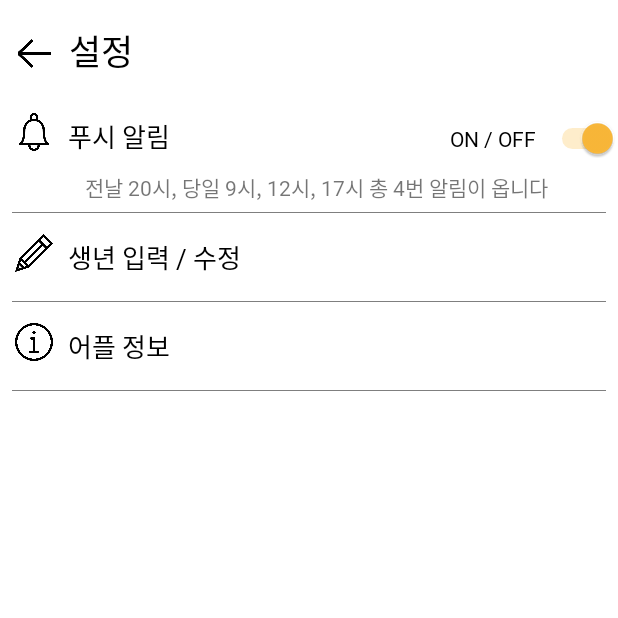
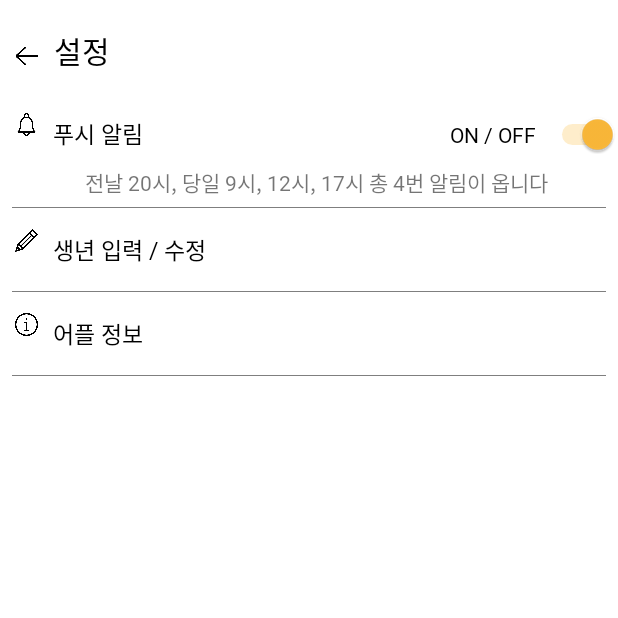
Before and after one commit to FractalOSS2020/Mask-day, an Android app: the SettingActivity screen opened directly, with no data from a screen before it, on a phone screen of 412 x 824 dp, the top half of it. Run offline under Robolectric (Android 15) with nearby library versions, the phone set to English and light mode, and no system bars.

Commit message:
푸시 알림 연습구현

```diff
--- a/android/app/build.gradle
+++ b/android/app/build.gradle
@@ -32,4 +32,5 @@ dependencies {
     androidTestImplementation 'androidx.test.ext:junit:1.1.1'
     androidTestImplementation 'androidx.test.espresso:espresso-core:3.2.0'
     implementation 'androidx.recyclerview:recyclerview:1.1.0'
+    implementation 'androidx.core:core:1.0.2'
 }
--- a/android/app/src/main/res/layout/activity_setting.xml
+++ b/android/app/src/main/res/layout/activity_setting.xml
@@ -23,8 +23,8 @@
 
     <ImageView
         android:id="@+id/back_button"
-        android:layout_width="30dp"
-        android:layout_height="30dp"
+        android:layout_width="20dp"
+        android:layout_height="20dp"
         android:layout_marginStart="8dp"
         android:layout_marginLeft="8dp"
         android:tint="@color/black"
@@ -43,7 +43,7 @@
         android:layout_marginLeft="8dp"
         android:text="설정"
         android:textColor="@color/black"
-        android:textSize="23sp"
+        android:textSize="20sp"
         android:fontFamily="@font/nanumgothicbold"
         app:layout_constraintBottom_toBottomOf="@+id/toolbar"
         app:layout_constraintEnd_toEndOf="@+id/toolbar"
@@ -70,8 +70,8 @@
             android:orientation="horizontal">
 
             <ImageView
-                android:layout_width="25dp"
-                android:layout_height="25dp"
+                android:layout_width="15dp"
+                android:layout_height="15dp"
                 android:layout_marginTop="8dp"
                 android:layout_marginLeft="10dp"
                 app:srcCompat="@drawable/bell" />
@@ -81,7 +81,7 @@
                 android:layout_width="wrap_content"
                 android:layout_height="wrap_content"
                 android:layout_weight="1"
-                android:textSize="17sp"
+                android:textSize="15sp"
                 android:padding="10dp"
                 android:fontFamily="@font/nanumgothic"
                 android:textColor="@color/black"
@@ -125,8 +125,8 @@
             android:orientation="horizontal">
 
             <ImageView
-                android:layout_width="25dp"
-                android:layout_height="25dp"
+                android:layout_width="15dp"
+                android:layout_height="15dp"
                 android:layout_marginTop="8dp"
                 android:layout_marginLeft="10dp"
                 app:srcCompat="@drawable/pencil" />
@@ -138,7 +138,7 @@
                 android:fontFamily="@font/nanumgothic"
                 android:text="생년 입력 / 수정"
                 android:textColor="@color/black"
-                android:textSize="17sp" />
+                android:textSize="15sp" />
         </LinearLayout>
 
         <View
@@ -160,8 +160,8 @@
             android:orientation="horizontal">
 
             <ImageView
-                android:layout_width="25dp"
-                android:layout_height="25dp"
+                android:layout_width="15dp"
+                android:layout_height="15dp"
                 android:layout_marginTop="8dp"
                 android:layout_marginLeft="10dp"
                 app:srcCompat="@drawable/info" />
@@ -173,7 +173,7 @@
                 android:text="어플 정보"
                 android:fontFamily="@font/nanumgothic"
                 android:textColor="@color/black"
-                android:textSize="17sp" />
+                android:textSize="15sp" />
 
         </LinearLayout>
 
```
Also changed, not shown: android/app/src/main/java/com/example/maskday/MainActivity.java (+61 -0 lines), android/app/src/main/java/com/example/maskday/SettingActivity.java (+16 -17 lines), android/app/src/main/res/layout/activity_main.xml (+10 -0 lines).
